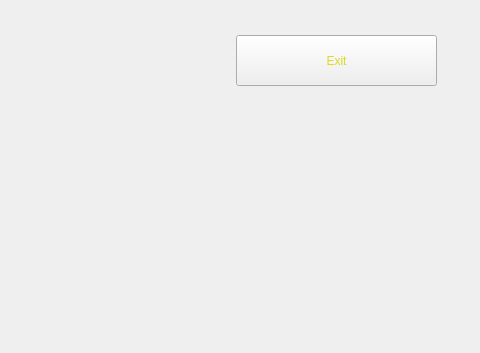
This is mainwindow.ui in NoahNieh/gomuku-qt as Qt 5 draws it before an edit; both pictures show x 544 to 1024 and y 415 to 768 of the 1024 by 768 pixel window. The edited form follows.
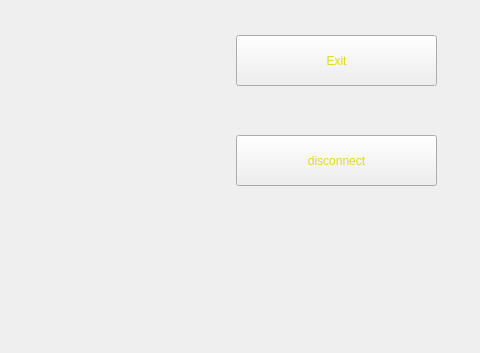
This is the edited form. Icons and pictures are not drawn.

The edit to the form file:
```diff
--- a/mainwindow.ui
+++ b/mainwindow.ui
@@ -91,6 +91,22 @@
       <string>playWithHum</string>
      </property>
     </widget>
+    <widget class="QPushButton" name="disconnect">
+     <property name="enabled">
+      <bool>true</bool>
+     </property>
+     <property name="geometry">
+      <rect>
+       <x>20</x>
+       <y>530</y>
+       <width>201</width>
+       <height>51</height>
+      </rect>
+     </property>
+     <property name="text">
+      <string>disconnect</string>
+     </property>
+    </widget>
    </widget>
    <widget class="QLabel" name="winner">
     <property name="enabled">
```
